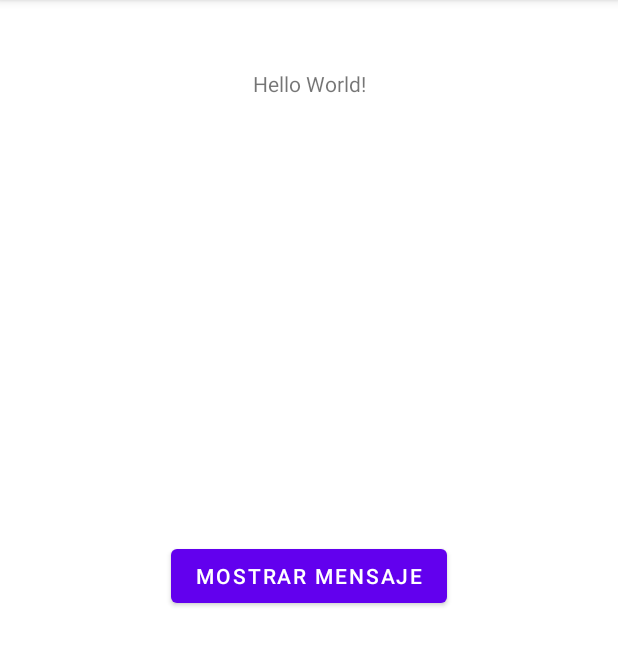
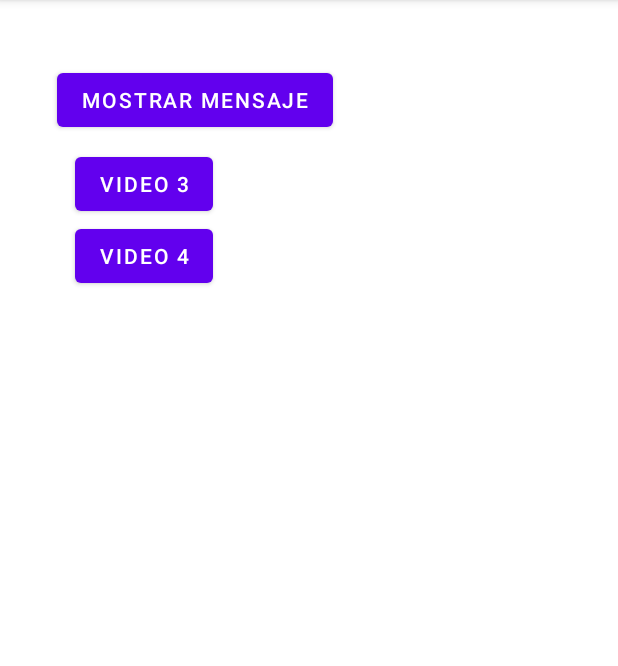
Before and after one commit to RolandoCutieGSI/JavaAndroid, an Android app: the screen it shows after launch (MainActivity), on a phone screen of 412 x 824 dp, the part 84-750 px from its top. Run offline under Robolectric (Android 15) with nearby library versions, the phone set to English and light mode, and no system bars.

```diff
--- a/app/src/main/AndroidManifest.xml
+++ b/app/src/main/AndroidManifest.xml
@@ -12,6 +12,12 @@
         android:theme="@style/Theme.CursoDiegoMoisset"
         tools:targetApi="31">
         <activity
+            android:name=".MainActivity3"
+            android:exported="false" />
+        <activity
+            android:name=".MainActivity2"
+            android:exported="false" />
+        <activity
             android:name=".MainActivity"
             android:exported="true">
             <intent-filter>
--- a/app/src/main/java/com/example/cursodiegomoisset/MainActivity.java
+++ b/app/src/main/java/com/example/cursodiegomoisset/MainActivity.java
@@ -2,22 +2,51 @@ package com.example.cursodiegomoisset;
 
 import androidx.appcompat.app.AppCompatActivity;
 
+import android.content.Intent;
 import android.os.Bundle;
 import android.view.View;
+import android.widget.Button;
 import android.widget.Toast;
 
 public class MainActivity extends AppCompatActivity {
+    Button button;
+    Button buttonvD4;
 
     @Override
     protected void onCreate(Bundle savedInstanceState) {
         super.onCreate(savedInstanceState);
         setContentView(R.layout.activity_main);
+
+
+        initUI();
+        //Para ir a la segunda vista
+        button.setOnClickListener((view) -> {
+            startActivity(new Intent(MainActivity.this, MainActivity2.class));
+        });
+        buttonvD4.setOnClickListener((view) -> {
+            startActivity(new Intent(MainActivity.this, MainActivity3.class));
+        });
+
     }
 
     //Este metodo es el que se ejecuta cuando presionamos el boton mostrar mensaje
     public void presion(View view) {
 
-        Toast.makeText(this, "Se presiono el boton mostrar mensaje", Toast.LENGTH_LONG).show();
+        Toast.makeText(this, "Se presionó el boton mostrar mensaje", Toast.LENGTH_LONG).show();
+
+    }
+
+    public void botton2(View view) {
+        Toast.makeText(this, "Se presionó el boton 2", Toast.LENGTH_LONG).show();
+    }
+
+    private void initUI() {
+        button = findViewById(R.id.button2);
+        buttonvD4 = findViewById(R.id.button3);
+    }
+
+
+    public void irVideo4(View view) {
 
     }
 }
--- a/app/src/main/res/layout/activity_main.xml
+++ b/app/src/main/res/layout/activity_main.xml
@@ -7,16 +7,17 @@
     android:onClick="presion"
     tools:context=".MainActivity">
 
-    <TextView
-        android:id="@+id/textView"
+    <Button
+        android:id="@+id/button2"
         android:layout_width="wrap_content"
         android:layout_height="wrap_content"
-        android:text="Hello World!"
-        app:layout_constraintBottom_toBottomOf="parent"
-        app:layout_constraintEnd_toEndOf="parent"
-        app:layout_constraintStart_toStartOf="parent"
-        app:layout_constraintTop_toTopOf="parent"
-        app:layout_constraintVertical_bias="0.061" />
+        android:layout_marginStart="12dp"
+        android:layout_marginTop="8dp"
+        android:onClick="botton2"
+        android:text="@string/botton_2"
+        app:layout_constraintStart_toStartOf="@+id/button"
+        app:layout_constraintTop_toBottomOf="@+id/button" />
+
 
     <Button
         android:id="@+id/button"
@@ -26,7 +27,20 @@
         android:text="@string/mostrar_mensaje"
         app:layout_constraintBottom_toBottomOf="parent"
         app:layout_constraintEnd_toEndOf="parent"
+        app:layout_constraintHorizontal_bias="0.167"
         app:layout_constraintStart_toStartOf="parent"
-        app:layout_constraintTop_toTopOf="parent" />
+        app:layout_constraintTop_toTopOf="parent"
+        app:layout_constraintVertical_bias="0.059" />
+
+
+    <Button
+        android:id="@+id/button3"
+        android:layout_width="wrap_content"
+        android:layout_height="wrap_content"
+        android:onClick="irVideo4"
+        android:text="@string/botton_3"
+        app:layout_constraintStart_toStartOf="@+id/button2"
+        app:layout_constraintTop_toBottomOf="@+id/button2"
+        tools:ignore="MissingConstraints" />
 
 </androidx.constraintlayout.widget.ConstraintLayout>
--- a/app/src/main/res/values/strings.xml
+++ b/app/src/main/res/values/strings.xml
@@ -1,4 +1,9 @@
 <resources>
     <string name="app_name">CursoDiegoMoisset</string>
     <string name="mostrar_mensaje">Mostrar Mensaje</string>
+    <string name="botton_2">Video 3</string>
+    <string name="ingrese_el_valor">Ingrese el valor</string>
+    <string name="ingrese_el_segundo_valor">Ingrese el segundo valor</string>
+    <string name="sumar">Sumar</string>
+    <string name="botton_3">Video 4</string>
 </resources>
```
Also changed, not shown: app/src/main/java/com/example/cursodiegomoisset/MainActivity2.java (added, +39 -0 lines), app/src/main/java/com/example/cursodiegomoisset/MainActivity3.java (added, +14 -0 lines), app/src/main/res/layout/activity_main2.xml (added, +57 -0 lines), app/src/main/res/layout/activity_main3.xml (added, +9 -0 lines).
